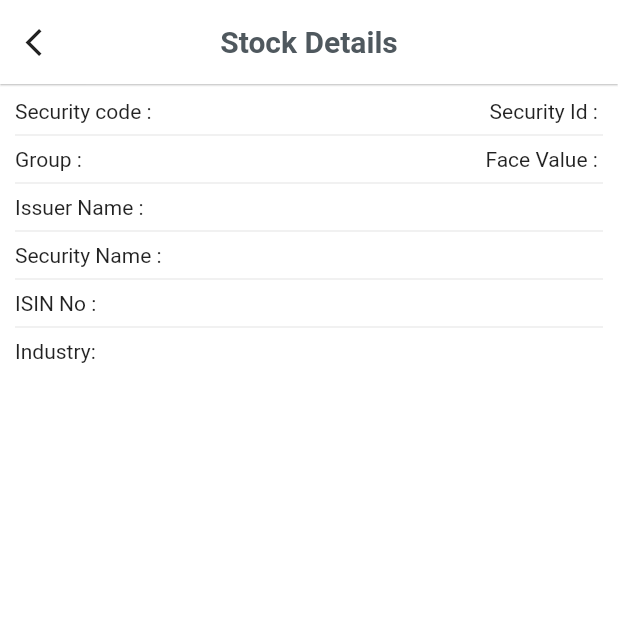
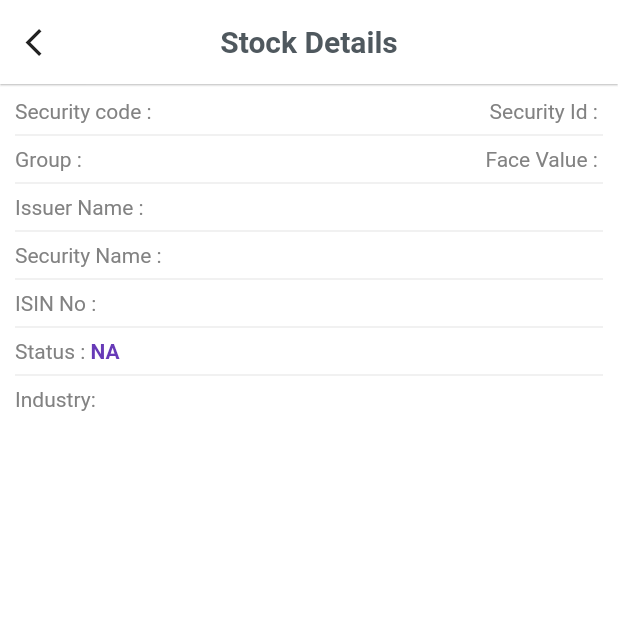
Before and after one commit to neuromonks/angel_one_task, a Flutter app: the ScreenStockDetails screen opened directly with empty values, on a phone screen of 412 x 824 dp, the top half of it. Run offline on Flutter 3.47's test engine with Material 2 defaults, Android fonts, the phone set to English and light mode, and no system bars; our stand-ins replace infinite_scroll_pagination, page_transition.

```diff
--- a/lib/modules/stocks/ScreenDisplayAllStocks.dart
+++ b/lib/modules/stocks/ScreenDisplayAllStocks.dart
@@ -95,7 +95,12 @@ class _ScreenDisplayAllStocksState extends State<ScreenDisplayAllStocks> {
                           'Security code : ',
                           style: TextStyle(color: ThemeColor.lightGrey),
                         ),
-                        Text('${item['Security Code']}'),
+                        Text(
+                          '${item['Security Code']}',
+                          style: TextStyle(
+                              color: ThemeColor.darkBlue,
+                              fontWeight: FontWeight.w600),
+                        ),
                       ],
                     ),
                     Padding(
@@ -104,9 +109,16 @@ class _ScreenDisplayAllStocksState extends State<ScreenDisplayAllStocks> {
                         children: [
                           Text(
                             'Security Id : ',
-                            style: TextStyle(color: ThemeColor.lightGrey),
+                            style: TextStyle(
+                              color: ThemeColor.lightGrey,
+                            ),
                           ),
-                          Text('${item['Security Id']}'),
+                          Text(
+                            '${item['Security Id']}',
+                            style: TextStyle(
+                                color: Colors.green,
+                                fontWeight: FontWeight.w600),
+                          ),
                         ],
                       ),
                     )),
--- a/lib/modules/stocks/ScreenStockDetails.dart
+++ b/lib/modules/stocks/ScreenStockDetails.dart
@@ -1,3 +1,4 @@
+import 'package:angle_one_task/theme/ThemeColor.dart';
 import 'package:angle_one_task/widgets/WidgetAppBar.dart';
 import 'package:flutter/material.dart';
 
@@ -7,7 +8,10 @@ class ScreenStockDetails extends StatelessWidget {
   @override
   Widget build(BuildContext context) {
     return Scaffold(
-      appBar: WidgetAppBar(title: 'Stock Details'),
+      appBar: WidgetAppBar(
+        title: 'Stock Details',
+        showBackIcon: true,
+      ),
       body: SingleChildScrollView(
         padding: EdgeInsets.all(10),
         child: Column(
@@ -15,61 +19,107 @@ class ScreenStockDetails extends StatelessWidget {
             widgetDisplayDetailsInRow(
                 Row(
                   children: [
-                    Text('Security code : '),
-                    Text('${stockDetails['Security Code']}'),
+                    widgetLabel('Security code : '),
+                    Text(
+                      '${stockDetails['Security Code']}',
+                      style: TextStyle(
+                          color: ThemeColor.darkBlue,
+                          fontWeight: FontWeight.w600),
+                    ),
                   ],
                 ),
                 Row(
                   children: [
-                    Text('Security Id : '),
-                    Text('${stockDetails['Security Id']}'),
+                    widgetLabel('Security Id : '),
+                    Text(
+                      '${stockDetails['Security Id']}',
+                      style: TextStyle(
+                          color: Colors.green, fontWeight: FontWeight.w600),
+                    ),
                   ],
                 )),
             widgetDivider(),
             widgetDisplayDetailsInRow(
                 Row(
                   children: [
-                    Text('Group : '),
-                    Text('${stockDetails['Group']}'),
+                    widgetLabel('Group : '),
+                    Text(
+                      '${stockDetails['Group']}',
+                      style: TextStyle(
+                          color: Colors.red, fontWeight: FontWeight.w600),
+                    ),
                   ],
                 ),
                 Row(
                   children: [
-                    Text('Face Value : '),
+                    widgetLabel('Face Value : '),
                     Text('${stockDetails['Face Value']}'),
                   ],
                 )),
             widgetDivider(),
             Row(
               children: [
-                Text('Issuer Name : '),
-                Text('${stockDetails['Issuer Name']}'),
+                widgetLabel('Issuer Name : '),
+                Text(
+                  '${stockDetails['Issuer Name']}',
+                  style: TextStyle(fontWeight: FontWeight.w600),
+                ),
               ],
             ),
             widgetDivider(),
             Row(
               children: [
-                Text('Security Name : '),
-                Text('${stockDetails['Security Id']}'),
+                widgetLabel('Security Name : '),
+                Text(
+                  '${stockDetails['Security Name']}',
+                  style: TextStyle(
+                      fontWeight: FontWeight.w600, color: Colors.black54),
+                ),
               ],
             ),
             widgetDivider(),
             Row(
               children: [
-                Text('ISIN No : '),
-                Text('${stockDetails['ISIN No']}'),
+                widgetLabel('ISIN No : '),
+                Text(
+                  '${stockDetails['ISIN No']}',
+                  style: TextStyle(
+                      fontWeight: FontWeight.w600, color: Colors.black54),
+                ),
               ],
             ),
             widgetDivider(),
             Row(
               children: [
-                Text('Industry: '),
-                Text('${stockDetails['Industry']}'),
+                widgetLabel('Status : '),
+                Text(
+                  '${stockDetails['Status'].toString().isEmpty ? "NA" : stockDetails['Status']}',
+                  style: TextStyle(
+                      color: Colors.deepPurple, fontWeight: FontWeight.w600),
+                ),
+              ],
+            ),
+            widgetDivider(),
+            Row(
+              children: [
+                widgetLabel('Industry: '),
+                Text(
+                  '${stockDetails['Industry']}',
+                  style: TextStyle(
+                      color: Colors.orange, fontWeight: FontWeight.w600),
+                ),
               ],
             )
           ],
         ),
       ),
+    );
+  }
+
+  Widget widgetLabel(String labelName) {
+    return Text(
+      '$labelName',
+      style: TextStyle(color: ThemeColor.lightGrey),
     );
   }
 
--- a/lib/widgets/WidgetAppBar.dart
+++ b/lib/widgets/WidgetAppBar.dart
@@ -5,8 +5,8 @@ import 'package:flutter/material.dart';
 class WidgetAppBar extends StatefulWidget with PreferredSizeWidget {
   String title;
   List<Widget> listWidgets;
-  bool exitApp;
-  WidgetAppBar({@required this.title, this.listWidgets, this.exitApp});
+  bool showBackIcon;
+  WidgetAppBar({@required this.title, this.listWidgets, this.showBackIcon});
   @override
   _WidgetAppBarState createState() => _WidgetAppBarState();
 
@@ -22,7 +22,8 @@ class _WidgetAppBarState extends State<WidgetAppBar> {
       elevation: 0.5,
       backgroundColor: Colors.white,
       centerTitle: true,
-      leading: InkWell(
+      leading: widget.showBackIcon == true
+          ? InkWell(
               onTap: () {
                 Navigator.of(context).pop();
               },
@@ -30,7 +31,8 @@ class _WidgetAppBarState extends State<WidgetAppBar> {
                 Icons.arrow_back_ios,
                 color: Colors.black87,
                 size: 22,
-          )),
+              ))
+          : null,
       title: Text(
         '${widget.title}',
         style: TextStyle(
```
Lines whose indentation alone changed are shown as unchanged.
